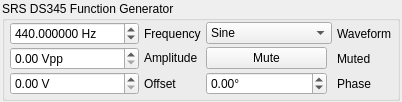
Before: the Qt Designer form DS345Widget.ui in davidgrier/QInstrument, drawn with Qt 5.
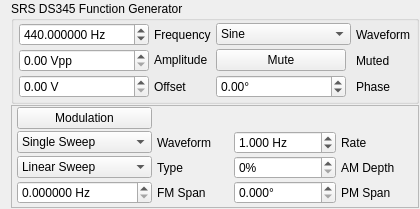
After: the same form once the commit is applied.

Commit message: initial support for modulation controls

What changed in the file:
```diff
--- a/DS345Widget.ui
+++ b/DS345Widget.ui
@@ -6,8 +6,8 @@
    <rect>
     <x>0</x>
     <y>0</y>
-    <width>402</width>
-    <height>102</height>
+    <width>420</width>
+    <height>209</height>
    </rect>
   </property>
   <property name="windowTitle">
@@ -17,14 +17,11 @@
    <property name="spacing">
     <number>1</number>
    </property>
-   <property name="leftMargin">
-    <number>2</number>
-   </property>
    <property name="topMargin">
     <number>1</number>
    </property>
    <property name="rightMargin">
-    <number>2</number>
+    <number>1</number>
    </property>
    <property name="bottomMargin">
     <number>1</number>
@@ -236,6 +233,219 @@
      </layout>
     </widget>
    </item>
+   <item>
+    <widget class="QFrame" name="modulationFrame">
+     <property name="frameShape">
+      <enum>QFrame::StyledPanel</enum>
+     </property>
+     <property name="frameShadow">
+      <enum>QFrame::Sunken</enum>
+     </property>
+     <layout class="QGridLayout" name="gridLayout_2">
+      <property name="leftMargin">
+       <number>5</number>
+      </property>
+      <property name="topMargin">
+       <number>1</number>
+      </property>
+      <property name="rightMargin">
+       <number>5</number>
+      </property>
+      <property name="bottomMargin">
+       <number>1</number>
+      </property>
+      <property name="horizontalSpacing">
+       <number>5</number>
+      </property>
+      <property name="verticalSpacing">
+       <number>2</number>
+      </property>
+      <item row="0" column="0">
+       <widget class="QPushButton" name="modulation">
+        <property name="text">
+         <string>Modulation</string>
+        </property>
+        <property name="checkable">
+         <bool>true</bool>
+        </property>
+       </widget>
+      </item>
+      <item row="1" column="0">
+       <widget class="QComboBox" name="modulation_waveform">
+        <item>
+         <property name="text">
+          <string>Single Sweep</string>
+         </property>
+        </item>
+        <item>
+         <property name="text">
+          <string>Ramp</string>
+         </property>
+        </item>
+        <item>
+         <property name="text">
+          <string>Triangle</string>
+         </property>
+        </item>
+        <item>
+         <property name="text">
+          <string>Sine</string>
+         </property>
+        </item>
+        <item>
+         <property name="text">
+          <string>Square</string>
+         </property>
+        </item>
+        <item>
+         <property name="text">
+          <string>Arbitrary</string>
+         </property>
+        </item>
+        <item>
+         <property name="text">
+          <string>None</string>
+         </property>
+        </item>
+       </widget>
+      </item>
+      <item row="1" column="1">
+       <widget class="QLabel" name="modulation_waveformLabel">
+        <property name="text">
+         <string>Waveform</string>
+        </property>
+       </widget>
+      </item>
+      <item row="1" column="2">
+       <widget class="QDoubleSpinBox" name="modulation_rate">
+        <property name="suffix">
+         <string> Hz</string>
+        </property>
+        <property name="decimals">
+         <number>3</number>
+        </property>
+        <property name="minimum">
+         <double>0.001000000000000</double>
+        </property>
+        <property name="maximum">
+         <double>10000.000000000000000</double>
+        </property>
+        <property name="value">
+         <double>1.000000000000000</double>
+        </property>
+       </widget>
+      </item>
+      <item row="1" column="3">
+       <widget class="QLabel" name="modulation_rateLabel">
+        <property name="text">
+         <string>Rate</string>
+        </property>
+       </widget>
+      </item>
+      <item row="2" column="0">
+       <widget class="QComboBox" name="modulation_type">
+        <item>
+         <property name="text">
+          <string>Linear Sweep</string>
+         </property>
+        </item>
+        <item>
+         <property name="text">
+          <string>Logarithmic Sweep</string>
+         </property>
+        </item>
+        <item>
+         <property name="text">
+          <string>Amplitude</string>
+         </property>
+        </item>
+        <item>
+         <property name="text">
+          <string>Frequency</string>
+         </property>
+        </item>
+        <item>
+         <property name="text">
+          <string>Phase</string>
+         </property>
+        </item>
+        <item>
+         <property name="text">
+          <string>Burst</string>
+         </property>
+        </item>
+       </widget>
+      </item>
+      <item row="2" column="1">
+       <widget class="QLabel" name="modulation_typeLabel">
+        <property name="text">
+         <string>Type</string>
+        </property>
+       </widget>
+      </item>
+      <item row="2" column="2">
+       <widget class="QSpinBox" name="am_depth">
+        <property name="suffix">
+         <string>%</string>
+        </property>
+        <property name="prefix">
+         <string/>
+        </property>
+        <property name="maximum">
+         <number>100</number>
+        </property>
+       </widget>
+      </item>
+      <item row="2" column="3">
+       <widget class="QLabel" name="am_depthLabel">
+        <property name="text">
+         <string>AM Depth</string>
+        </property>
+       </widget>
+      </item>
+      <item row="3" column="0">
+       <widget class="QDoubleSpinBox" name="fm_span">
+        <property name="suffix">
+         <string> Hz</string>
+        </property>
+        <property name="decimals">
+         <number>6</number>
+        </property>
+        <property name="maximum">
+         <double>30000000.000000000000000</double>
+        </property>
+       </widget>
+      </item>
+      <item row="3" column="1">
+       <widget class="QLabel" name="fm_spanLabel">
+        <property name="text">
+         <string>FM Span</string>
+        </property>
+       </widget>
+      </item>
+      <item row="3" column="2">
+       <widget class="QDoubleSpinBox" name="pm_span">
+        <property name="suffix">
+         <string>°</string>
+        </property>
+        <property name="decimals">
+         <number>3</number>
+        </property>
+        <property name="maximum">
+         <double>7199.998999999999796</double>
+        </property>
+       </widget>
+      </item>
+      <item row="3" column="3">
+       <widget class="QLabel" name="pm_spanLabel">
+        <property name="text">
+         <string>PM Span</string>
+        </property>
+       </widget>
+      </item>
+     </layout>
+    </widget>
+   </item>
   </layout>
  </widget>
  <resources/>
```
Left out of the diff: 14 changed lines with no effect on the pictures. The commit also changes 1 other file.
